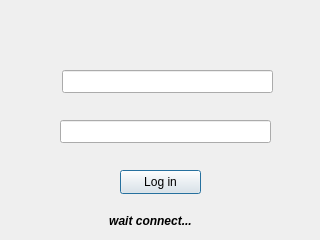
Old version of the form QtChat/ChatClient/logindialog.ui in the repository niuwe/IsMe.
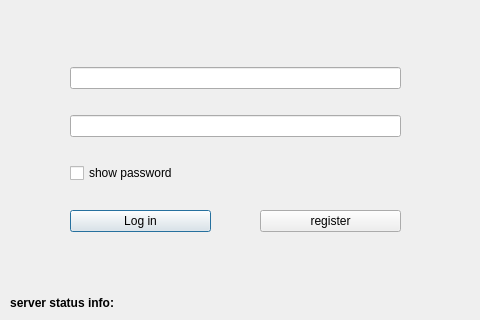
New version of the form.

```diff
--- a/QtChat/ChatClient/logindialog.ui
+++ b/QtChat/ChatClient/logindialog.ui
@@ -6,74 +6,153 @@
    <rect>
     <x>0</x>
     <y>0</y>
-    <width>320</width>
-    <height>240</height>
+    <width>480</width>
+    <height>320</height>
    </rect>
   </property>
   <property name="windowTitle">
    <string>Dialog</string>
   </property>
-  <widget class="QLabel" name="statusLabel">
+  <widget class="QWidget" name="horizontalLayoutWidget">
    <property name="geometry">
     <rect>
      <x>70</x>
      <y>210</y>
-     <width>161</width>
-     <height>21</height>
+     <width>331</width>
+     <height>26</height>
     </rect>
    </property>
-   <property name="font">
-    <font>
-     <italic>true</italic>
-     <bold>true</bold>
-     <underline>false</underline>
-    </font>
-   </property>
-   <property name="cursor">
-    <cursorShape>BlankCursor</cursorShape>
-   </property>
-   <property name="frameShape">
-    <enum>QFrame::Shape::NoFrame</enum>
-   </property>
-   <property name="text">
-    <string>wait connect...</string>
-   </property>
-   <property name="alignment">
-    <set>Qt::AlignmentFlag::AlignCenter</set>
-   </property>
+   <layout class="QHBoxLayout" name="horizontalLayout">
+    <property name="spacing">
+     <number>49</number>
+    </property>
+    <property name="sizeConstraint">
+     <enum>QLayout::SizeConstraint::SetMinAndMaxSize</enum>
+    </property>
+    <item>
+     <widget class="QPushButton" name="loginButton">
+      <property name="text">
+       <string>Log in</string>
+      </property>
+     </widget>
+    </item>
+    <item>
+     <widget class="QPushButton" name="registerButton">
+      <property name="text">
+       <string>register</string>
+      </property>
+     </widget>
+    </item>
+   </layout>
   </widget>
-  <widget class="QPushButton" name="loginButton">
+  <widget class="QWidget" name="horizontalLayoutWidget_2">
    <property name="geometry">
     <rect>
-     <x>120</x>
-     <y>170</y>
-     <width>81</width>
-     <height>24</height>
+     <x>10</x>
+     <y>290</y>
+     <width>461</width>
+     <height>26</height>
     </rect>
    </property>
-   <property name="text">
-    <string>Log in</string>
-   </property>
+   <layout class="QHBoxLayout" name="horizontalLayout_2" stretch="0,1">
+    <property name="spacing">
+     <number>0</number>
+    </property>
+    <property name="leftMargin">
+     <number>0</number>
+    </property>
+    <property name="topMargin">
+     <number>0</number>
+    </property>
+    <item>
+     <widget class="QLabel" name="StatusLabel">
+      <property name="font">
+       <font>
+        <bold>true</bold>
+       </font>
+      </property>
+      <property name="text">
+       <string>server status info:</string>
+      </property>
+      <property name="alignment">
+       <set>Qt::AlignmentFlag::AlignRight|Qt::AlignmentFlag::AlignTrailing|Qt::AlignmentFlag::AlignVCenter</set>
+      </property>
+     </widget>
+    </item>
+    <item>
+     <widget class="QLabel" name="statusLabel">
+      <property name="enabled">
+       <bool>true</bool>
+      </property>
+      <property name="font">
+       <font>
+        <italic>true</italic>
+        <bold>true</bold>
+        <underline>false</underline>
+       </font>
+      </property>
+      <property name="cursor">
+       <cursorShape>BlankCursor</cursorShape>
+      </property>
+      <property name="frameShape">
+       <enum>QFrame::Shape::NoFrame</enum>
+      </property>
+      <property name="text">
+       <string/>
+      </property>
+      <property name="alignment">
+       <set>Qt::AlignmentFlag::AlignLeading|Qt::AlignmentFlag::AlignLeft|Qt::AlignmentFlag::AlignVCenter</set>
+      </property>
+     </widget>
+    </item>
+   </layout>
   </widget>
-  <widget class="QLineEdit" name="usernameLineEdit">
+  <widget class="QWidget" name="verticalLayoutWidget">
    <property name="geometry">
     <rect>
-     <x>62</x>
-     <y>70</y>
-     <width>211</width>
-     <height>23</height>
+     <x>70</x>
+     <y>50</y>
+     <width>331</width>
+     <height>151</height>
     </rect>
    </property>
-  </widget>
-  <widget class="QLineEdit" name="passwordLineEdit">
-   <property name="geometry">
-    <rect>
-     <x>60</x>
-     <y>120</y>
-     <width>211</width>
-     <height>23</height>
-    </rect>
-   </property>
+   <layout class="QVBoxLayout" name="verticalLayout" stretch="1,1,0">
+    <property name="spacing">
+     <number>9</number>
+    </property>
+    <property name="sizeConstraint">
+     <enum>QLayout::SizeConstraint::SetDefaultConstraint</enum>
+    </property>
+    <item>
+     <widget class="QLineEdit" name="usernameLineEdit"/>
+    </item>
+    <item>
+     <widget class="QLineEdit" name="passwordLineEdit">
+      <property name="contextMenuPolicy">
+       <enum>Qt::ContextMenuPolicy::NoContextMenu</enum>
+      </property>
+      <property name="echoMode">
+       <enum>QLineEdit::EchoMode::Password</enum>
+      </property>
+     </widget>
+    </item>
+    <item>
+     <widget class="QCheckBox" name="showPasswordCheckBox">
+      <property name="acceptDrops">
+       <bool>false</bool>
+      </property>
+      <property name="layoutDirection">
+       <enum>Qt::LayoutDirection::LeftToRight</enum>
+      </property>
+      <property name="autoFillBackground">
+       <bool>false</bool>
+      </property>
+      <property name="text">
+       <string>show password</string>
+      </property>
+     </widget>
+    </item>
+   </layout>
   </widget>
  </widget>
  <resources/>
```
Left out of the diff: 6 changed lines with no effect on the pictures.
